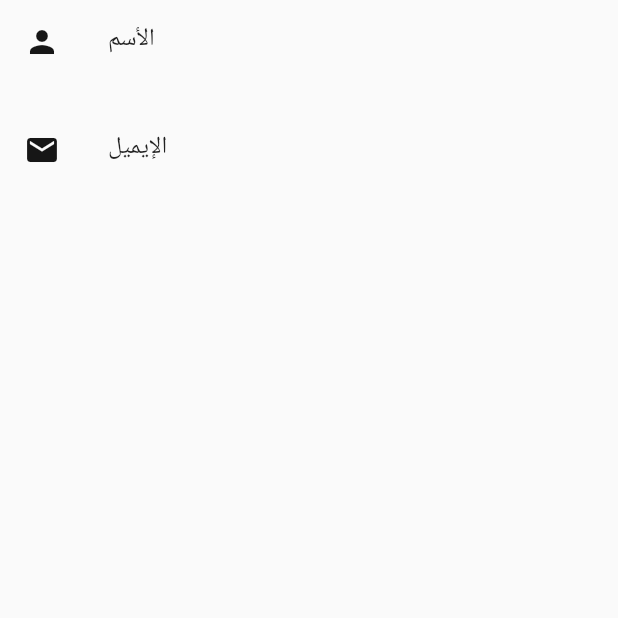
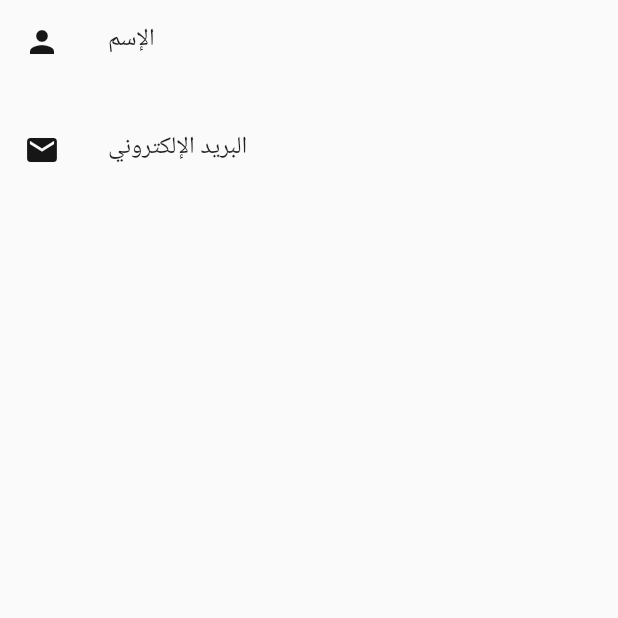
Before and after one commit to Lujain-M02/2023-GP1-6, a Flutter app: the ProfileUpdateForm screen opened directly, on a phone screen of 412 x 824 dp, the top half of it. Run offline on Flutter 3.47's test engine with Material 2 defaults, Android fonts, the phone set to English and light mode, and no system bars; our stand-ins replace animate_do, animated_text_kit, cloud_firestore, firebase_auth, firebase_core, font_awesome_flutter and 3 more; accounts and stored records are empty.

Commit message:
spelling correction

```diff
--- a/your_story/lib/pages/more_page.dart
+++ b/your_story/lib/pages/more_page.dart
@@ -247,10 +247,10 @@ class _ProfileUpdateFormState extends State<ProfileUpdateForm> {
     return Scaffold(
       body: ListView(
         children: <Widget>[
-          customListTile(Icons.person, "الأسم",
+          customListTile(Icons.person, "الإسم",
               username), // Example usage of customListTile
           // ... Add more widgets as needed
-          customListTile(Icons.email, "الإيميل", useremail)
+          customListTile(Icons.email, "البريد الإلكتروني", useremail)
         ],
       ),
     );
```
